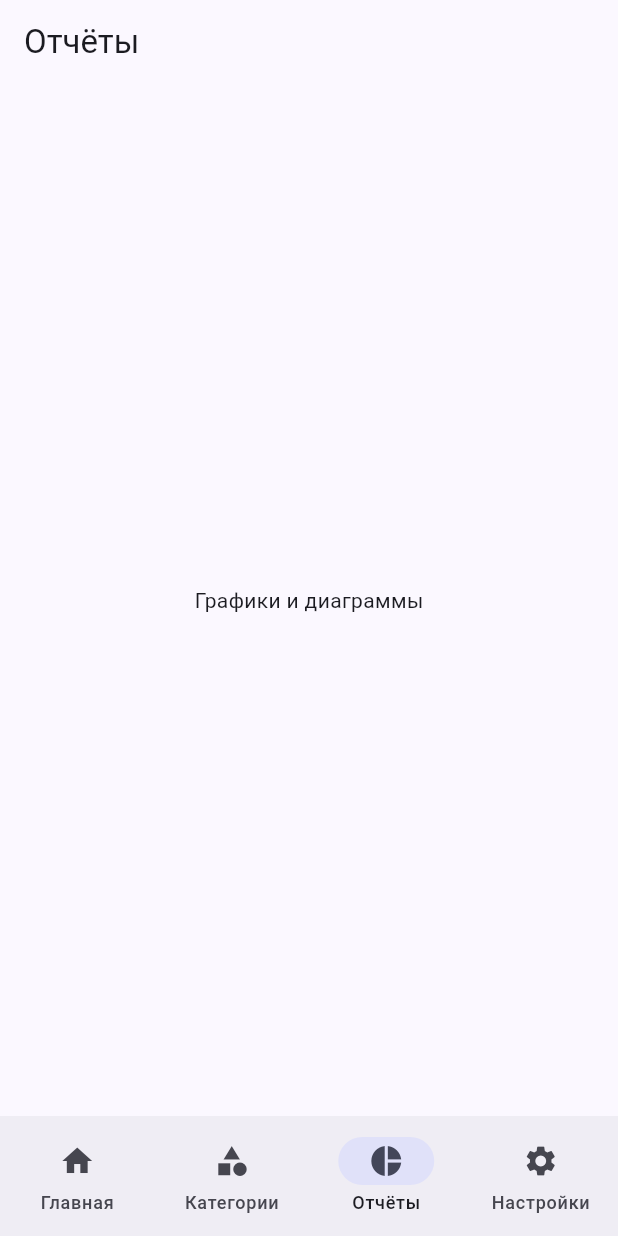
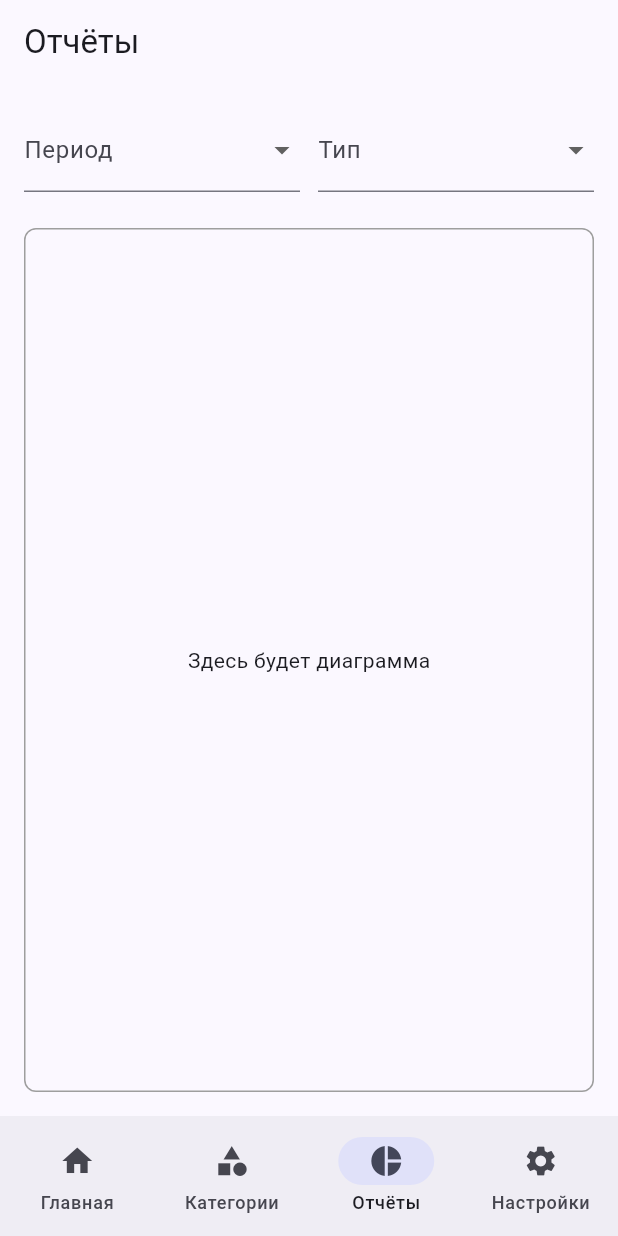
Before and after one commit to Dev-saint/FinliteApp, a Flutter app: the screen it shows after launch, item 3 of the bottom bar chosen, on a phone screen of 412 x 824 dp. Run offline on Flutter 3.47's test engine with Material 3 defaults, Android fonts, the phone set to English and light mode, and no system bars.

Commit message:
Add report screen with filter controls and chart placeholder

```diff
--- a/lib/screens/reports_screen.dart
+++ b/lib/screens/reports_screen.dart
@@ -7,7 +7,51 @@ class ReportsScreen extends StatelessWidget {
   Widget build(BuildContext context) {
     return Scaffold(
       appBar: AppBar(title: const Text('Отчёты')),
-      body: const Center(child: Text('Графики и диаграммы')),
+      body: Padding(
+        padding: const EdgeInsets.all(16),
+        child: Column(
+          children: [
+            Row(
+              children: [
+                Expanded(
+                  child: DropdownButtonFormField<String>(
+                    decoration: const InputDecoration(labelText: 'Период'),
+                    items: const [
+                      DropdownMenuItem(value: 'месяц', child: Text('Месяц')),
+                      DropdownMenuItem(value: 'неделя', child: Text('Неделя')),
+                      DropdownMenuItem(value: 'год', child: Text('Год')),
+                    ],
+                    onChanged: (_) {},
+                  ),
+                ),
+                const SizedBox(width: 12),
+                Expanded(
+                  child: DropdownButtonFormField<String>(
+                    decoration: const InputDecoration(labelText: 'Тип'),
+                    items: const [
+                      DropdownMenuItem(value: 'категории', child: Text('По категориям')),
+                      DropdownMenuItem(value: 'типам', child: Text('По типам операций')),
+                    ],
+                    onChanged: (_) {},
+                  ),
+                ),
+              ],
+            ),
+            const SizedBox(height: 24),
+            Expanded(
+              child: Container(
+                width: double.infinity,
+                decoration: BoxDecoration(
+                  border: Border.all(color: Colors.grey),
+                  borderRadius: BorderRadius.circular(8),
+                ),
+                alignment: Alignment.center,
+                child: const Text('Здесь будет диаграмма'),
+              ),
+            ),
+          ],
+        ),
+      ),
     );
   }
 }
```
